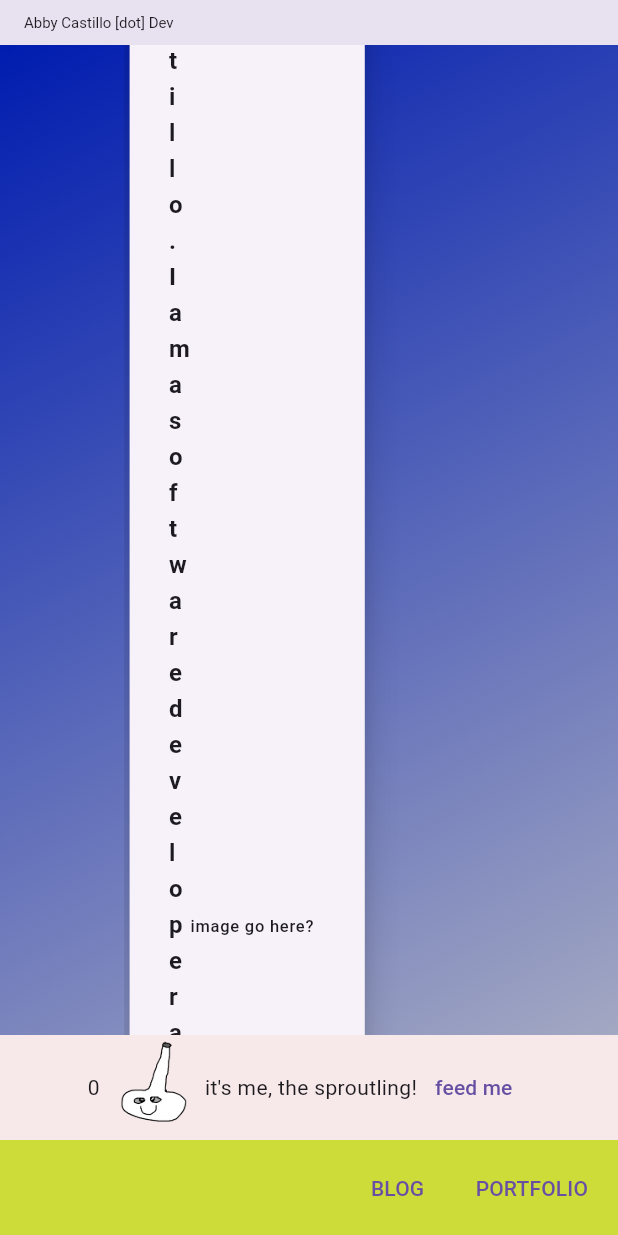
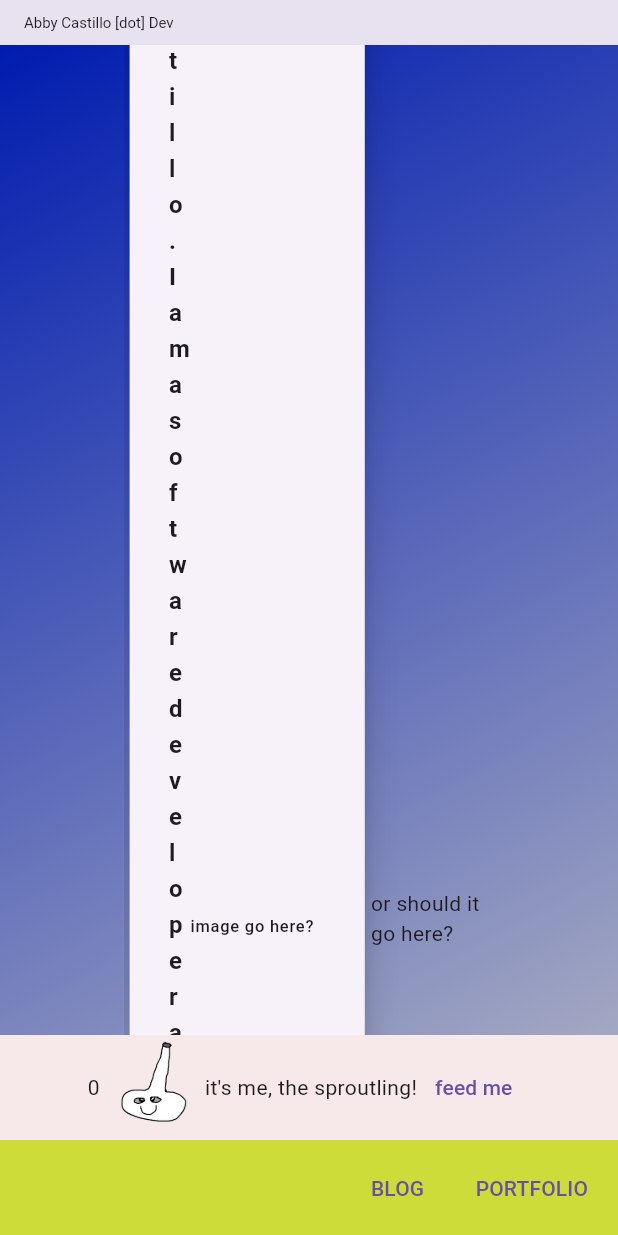
Before and after one commit to abbymachines/flutter-dev-portfolio, a Flutter app: the screen it shows after launch, scrolled down 576 dp, on a phone screen of 412 x 824 dp. Run offline on Flutter 3.47's test engine with Material 2 defaults, Android fonts, the phone set to English and light mode, and no system bars; our stand-ins replace flutter_markdown.

Commit message:
alternate image placement

```diff
--- a/lib/widgets/items/item.dart
+++ b/lib/widgets/items/item.dart
@@ -68,12 +68,12 @@ class _ItemState extends State<Item> {
               ),
             ),
           ),
-          // Container(
-          //   width: MediaQuery.of(context).size.width * .2,
-          //   height: 50,
-          //   alignment: AlignmentDirectional.topStart,
-          //   child: Text('image go here'),
-          // ),
+          Container(
+            width: MediaQuery.of(context).size.width * .2,
+            height: 50,
+            alignment: AlignmentDirectional.topStart,
+            child: Text('or should it go here?'),
+          ),
         ],
       ),
     );
```
